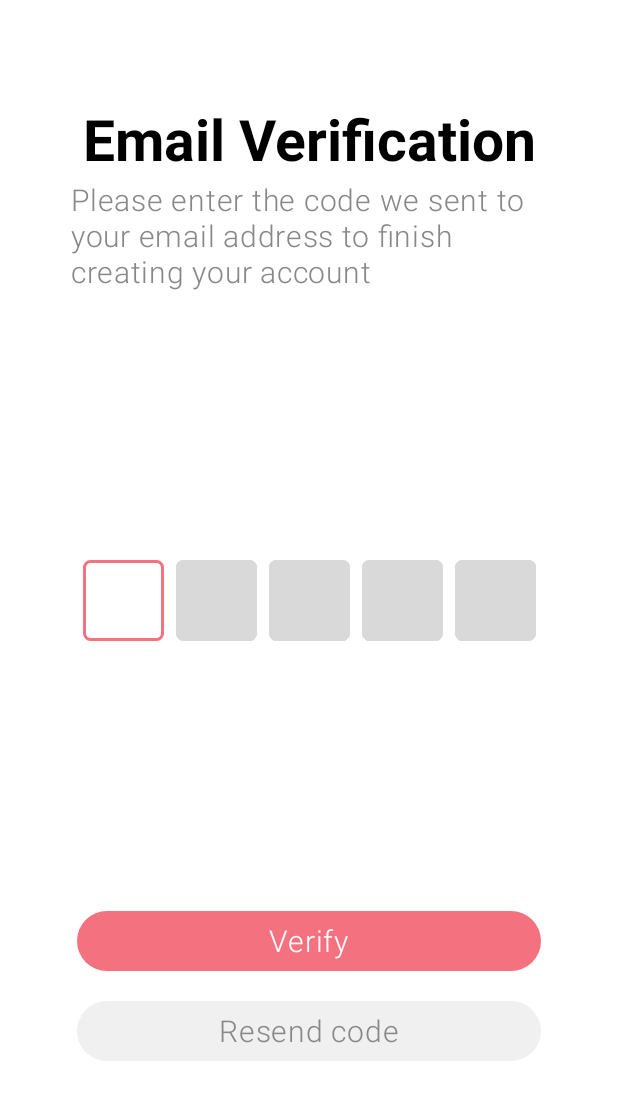
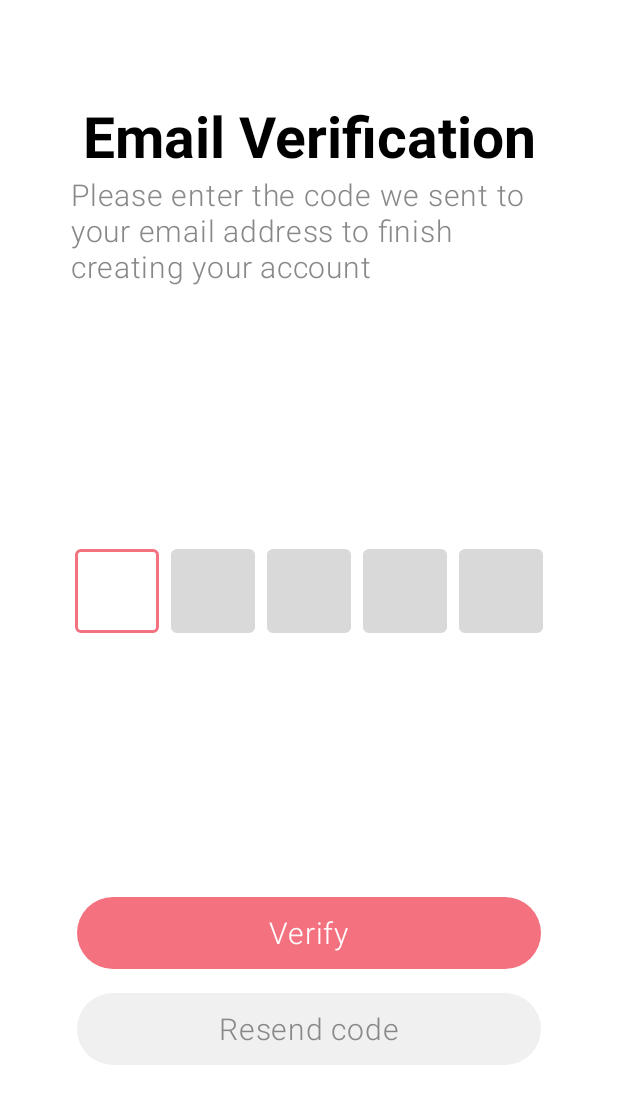
Before and after one commit to andr-dev/CS446, an Android app built with Jetpack Compose: the @Preview function EmailVerificationPageViewLoadedPreview, on a phone screen of 412 x 824 dp. Shown: the top 1104 px of the screen. Run offline under Robolectric (Android 15) with nearby library versions, the phone set to English and light mode, and no system bars; our stand-ins replace Dagger/Hilt's generated code, RxJava.

Commit message:
update length to use dimension file

```diff
--- a/android/app/src/main/java/org/uwaterloo/subletr/pages/emailverification/EmailVerificationPageView.kt
+++ b/android/app/src/main/java/org/uwaterloo/subletr/pages/emailverification/EmailVerificationPageView.kt
@@ -1,5 +1,4 @@
 package org.uwaterloo.subletr.pages.emailverification
-
 import androidx.compose.foundation.BorderStroke
 import androidx.compose.foundation.border
 import androidx.compose.foundation.layout.Arrangement
@@ -33,15 +32,12 @@ import androidx.compose.ui.focus.FocusManager
 import androidx.compose.ui.focus.onFocusChanged
 import androidx.compose.ui.graphics.Color
 import androidx.compose.ui.platform.LocalFocusManager
+import androidx.compose.ui.res.dimensionResource
 import androidx.compose.ui.res.stringResource
-import androidx.compose.ui.text.TextStyle
-import androidx.compose.ui.text.font.FontFamily
-import androidx.compose.ui.text.font.FontWeight
 import androidx.compose.ui.text.input.KeyboardType
 import androidx.compose.ui.text.style.TextAlign
 import androidx.compose.ui.tooling.preview.Preview
 import androidx.compose.ui.unit.dp
-import androidx.compose.ui.unit.sp
 import androidx.hilt.navigation.compose.hiltViewModel
 import androidx.navigation.NavHostController
 import androidx.navigation.compose.rememberNavController
@@ -103,7 +99,7 @@ fun EmailVerificationPageView(
 				style = MaterialTheme.typography.titleMedium,
 			)
 			Spacer(
-				modifier = Modifier.height(5.dp)
+				modifier = Modifier.height(dimensionResource(id = R.dimen.xxs))
 			)
 			Text(
 				text = stringResource(id = R.string.email_verification_instruction),
@@ -120,7 +116,7 @@ fun EmailVerificationPageView(
 			Button(
 				modifier = Modifier
 					.fillMaxWidth(ELEMENT_WIDTH)
-					.height(40.dp),
+					.height(dimensionResource(id = R.dimen.xl)),
 				onClick = { navHostController.navigate("home") },
 				colors = ButtonDefaults.buttonColors(
 					containerColor = subletrPink,
@@ -135,12 +131,12 @@ fun EmailVerificationPageView(
 				)
 			}
 			Spacer(
-				modifier = Modifier.height(20.dp)
+				modifier = Modifier.height(dimensionResource(id = R.dimen.s))
 			)
 			Button(
 				modifier = Modifier
 					.fillMaxWidth(ELEMENT_WIDTH)
-					.height(40.dp),
+					.height(dimensionResource(id = R.dimen.xl)),
 				onClick = {},
 				colors = ButtonDefaults.buttonColors(
 					containerColor = secondaryButtonBackgroundColor,
@@ -175,17 +171,17 @@ fun TextFieldBox(
 
 	TextField(
 		modifier = Modifier
-			.width(54.dp)
-			.height(54.dp)
+			.width(56.dp)
+			.height(56.dp)
 			.wrapContentSize(align = Alignment.Center)
-			.border(BorderStroke(2.dp, borderColor), shape = RoundedCornerShape(5.dp))
+			.border(BorderStroke(dimensionResource(id = R.dimen.xxxs), borderColor), shape = RoundedCornerShape(dimensionResource(id = R.dimen.xxs)))
 			.onFocusChanged {
 				if (it.isFocused) {
 					borderColor = sublrPink
 					backgroundColor = Color.White
 				}
 			},
-		shape = RoundedCornerShape(size = 5.dp),
+		shape = RoundedCornerShape(size = dimensionResource(id = R.dimen.xs)),
 		colors = TextFieldDefaults.colors(
 			unfocusedContainerColor = backgroundColor,
 			focusedContainerColor = backgroundColor,
@@ -193,14 +189,8 @@ fun TextFieldBox(
 			focusedIndicatorColor = Color.Transparent,
 		),
 		singleLine = true,
-		textStyle = TextStyle(
-			color = Color.Black,
-			fontFamily = FontFamily.Default,
-			fontWeight = FontWeight.Bold,
-			fontSize = 19.sp,
-			letterSpacing = 0.sp,
-			textAlign = TextAlign.Center
-		),
+		textStyle = MaterialTheme.typography.displayMedium,
+
 		keyboardOptions = KeyboardOptions(keyboardType = KeyboardType.Number),
 		value = verificationCodeValue[index],
 		onValueChange = {
@@ -220,7 +210,7 @@ fun VerificationCodeTextField(
 	onTextViewValueChange: (Int, String) -> Unit,
 ) {
 	val focusManager = LocalFocusManager.current
-	Row(horizontalArrangement = Arrangement.spacedBy(8.dp)) {
+	Row(horizontalArrangement = Arrangement.spacedBy(dimensionResource(id = R.dimen.xs))) {
 		for (i in 0..4) {
 			TextFieldBox(
 				index = i,
--- a/android/app/src/main/java/org/uwaterloo/subletr/theme/SubletrTypography.kt
+++ b/android/app/src/main/java/org/uwaterloo/subletr/theme/SubletrTypography.kt
@@ -5,6 +5,7 @@ import androidx.compose.ui.graphics.Color
 import androidx.compose.ui.text.TextStyle
 import androidx.compose.ui.text.font.FontFamily
 import androidx.compose.ui.text.font.FontWeight
+import androidx.compose.ui.text.style.TextAlign
 import androidx.compose.ui.unit.sp
 
 val SubletrTypography = Typography(
@@ -64,4 +65,14 @@ val SubletrTypography = Typography(
 		lineHeight = 24.sp,
 		letterSpacing = 0.5.sp
 	),
+	displayMedium = TextStyle(
+		color = Color.Black,
+		fontFamily = FontFamily.Default,
+		fontWeight = FontWeight.Bold,
+		fontSize = 19.sp,
+		letterSpacing = 0.sp,
+		textAlign = TextAlign.Center
+	),
+
+
 )
```
Also changed, not shown: 1 other file.
